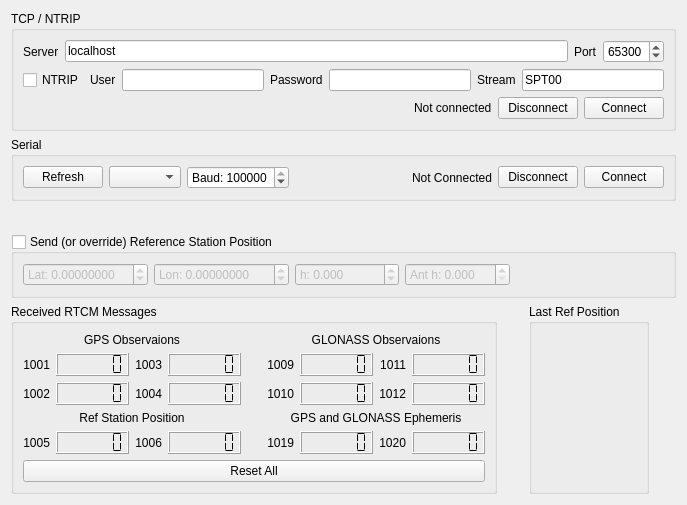
First picture: the form in Linux/RC_Car_Tool/rtcmwidget.ui, repository vedderb/rise_sdvp, before the edit.
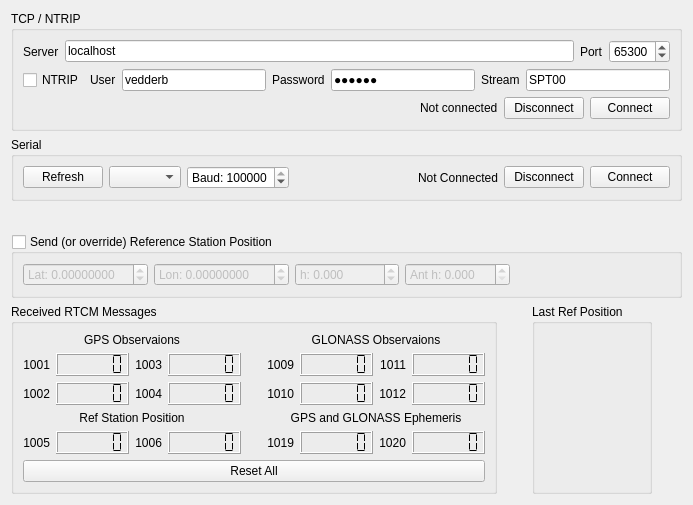
Second picture: the form after the edit.

Commit message: RTCM: re-encode 1004 to 1002 and set sync to false. Discard GLONASS observations.

Patch:
```diff
--- a/Linux/RC_Car_Tool/rtcmwidget.ui
+++ b/Linux/RC_Car_Tool/rtcmwidget.ui
@@ -6,7 +6,7 @@
    <rect>
     <x>0</x>
     <y>0</y>
-    <width>687</width>
+    <width>693</width>
     <height>505</height>
    </rect>
   </property>
@@ -77,7 +77,7 @@
         <item>
          <widget class="QLineEdit" name="ntripUserEdit">
           <property name="text">
-           <string/>
+           <string>vedderb</string>
           </property>
          </widget>
         </item>
@@ -91,7 +91,7 @@
         <item>
          <widget class="QLineEdit" name="ntripPasswordEdit">
           <property name="text">
-           <string/>
+           <string>abc123</string>
           </property>
           <property name="echoMode">
            <enum>QLineEdit::Password</enum>
```
The commit also changes 2 other files.
